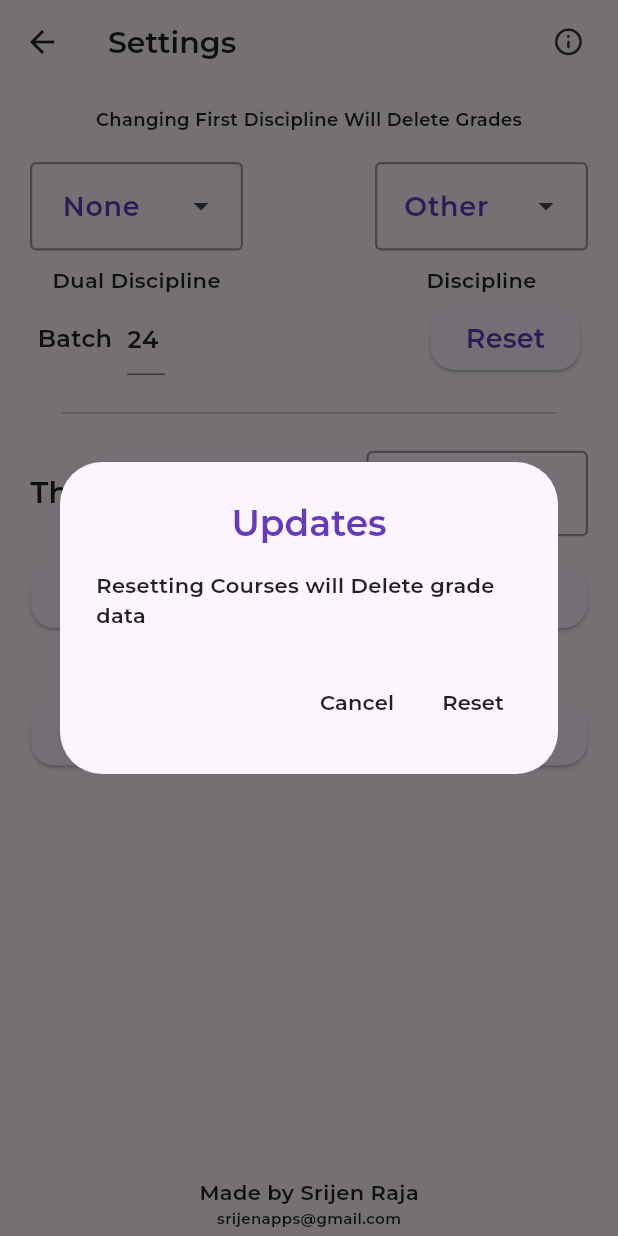
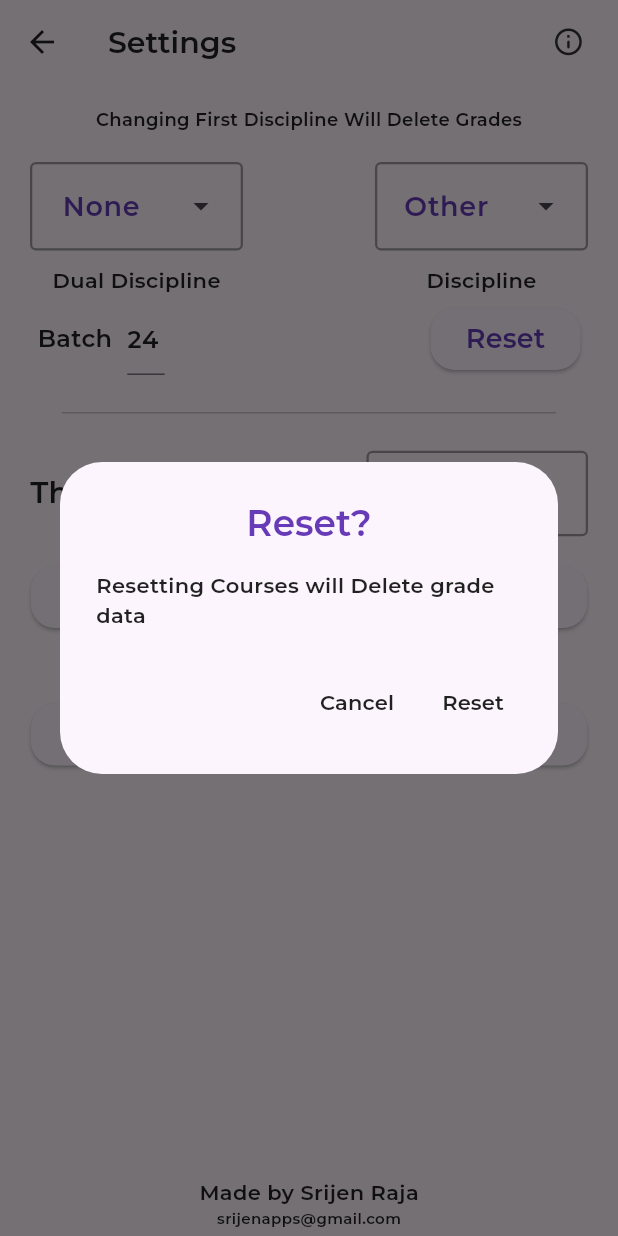
Before and after one commit to Srijen-Raja/CGPA_Calculator, a Flutter app: the Settings screen opened directly, after a tap on "Reset", on a phone screen of 412 x 824 dp. Run offline on Flutter 3.47's test engine with Material 3 defaults, Android fonts, the light colour scheme and no system bars; our stand-ins replace hive, hive_flutter, marquee; missing offline and left inert: dart:html, dart:js, in_app_update, screen_retriever, window_manager; accounts and stored records are empty.

```diff
--- a/lib/course.dart
+++ b/lib/course.dart
@@ -400,7 +400,7 @@ List<Course> hydCourseList = [
  Course(elective: "CDC2", title: "Discrete Mathematics", sem: "2 - 1", discipline: "B4", id: "MATH F213", grade1: -2, grade2: -2, credits: 3,),
  Course(elective: "CDC2", title: "Elementary Real Analysis", sem: "2 - 1", discipline: "B4", id: "MATH F214", grade1: -2, grade2: -2, credits: 3,),
  Course(elective: "CDC2", title: "Algebra I", sem: "2 - 1", discipline: "B4", id: "MATH F215", grade1: -2, grade2: -2, credits: 3,),
- Course(elective: "CDCN", title: "Environmental Studies", sem: "2 - 2", discipline: "B4", id: "BITS F225", grade1: -2, grade2: -2, credits: 3,),
+ Course(elective: "CDCN", title: "Environmental Studies", sem: "2 - 1", discipline: "B4", id: "BITS F225", grade1: -2, grade2: -2, credits: 3,),
  Course(elective: "CDC2", title: "Mathematical Methods", sem: "2 - 2", discipline: "B4", id: "MATH F241", grade1: -2, grade2: -2, credits: 3,),
  Course(elective: "CDC2", title: "Operations Research", sem: "2 - 2", discipline: "B4", id: "MATH F242", grade1: -2, grade2: -2, credits: 3,),
  Course(elective: "CDC2", title: "Graphs and Networks", sem: "2 - 2", discipline: "B4", id: "MATH F243", grade1: -2, grade2: -2, credits: 3,),
--- a/lib/settings.dart
+++ b/lib/settings.dart
@@ -356,7 +356,7 @@ class _SettingsState extends State<Settings> {
                               builder: (BuildContext context) {
                               return AlertDialog(
                                 backgroundColor: thm.backcolor,
-                              title: Text('Updates',style: TextStyle(fontFamily: 'Montserrat',color: thm.highcolor),textAlign: TextAlign.center,),
+                              title: Text('Reset?',style: TextStyle(fontFamily: 'Montserrat',color: thm.highcolor),textAlign: TextAlign.center,),
                               content: Text('Resetting Courses will Delete grade data',style: TextStyle(fontFamily: 'Montserrat',color: thm.textcolor)),
                               actions: <Widget>[
                                 TextButton(
--- a/pubspec.yaml
+++ b/pubspec.yaml
@@ -16,7 +16,7 @@ publish_to: 'none' # Remove this line if you wish to publish to pub.dev
 # https://developer.apple.com/library/archive/documentation/General/Reference/InfoPlistKeyReference/Articles/CoreFoundationKeys.html
 # In Windows, build-name is used as the major, minor, and patch parts
 # of the product and file versions while build-number is used as the build suffix.
-version: 1.6.5+65
+version: 1.6.6+66
 
 
 environment:
```
